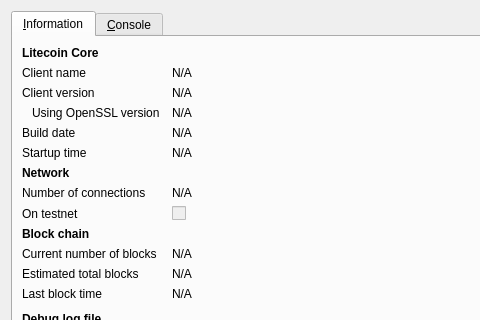
The window that src/qt/forms/rpcconsole.ui (gamers-coin/gamecredits) describes before a commit, drawn with Qt 5; both pictures show x 0 to 480 and y 0 to 320 of the 740 by 450 pixel window.
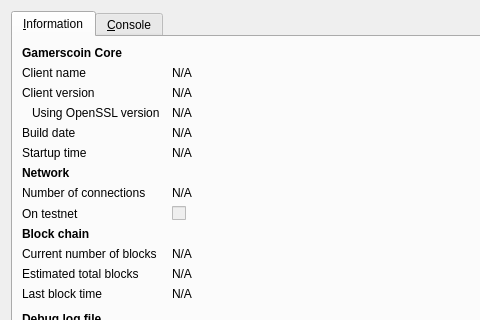
The same window after the commit. Icons and pictures are not drawn.

The edit to the form file:
```diff
--- a/src/qt/forms/rpcconsole.ui
+++ b/src/qt/forms/rpcconsole.ui
@@ -36,7 +36,7 @@
           </font>
          </property>
          <property name="text">
-          <string>Litecoin Core</string>
+          <string>Gamerscoin Core</string>
          </property>
         </widget>
        </item>
```
Left out of the diff: 6 changed lines with no effect on the pictures.
